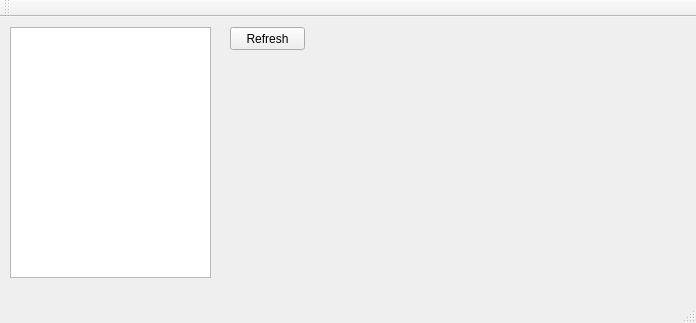
Old version of the form gui/mainwindow.ui in the repository quepas/BodyOfYours.
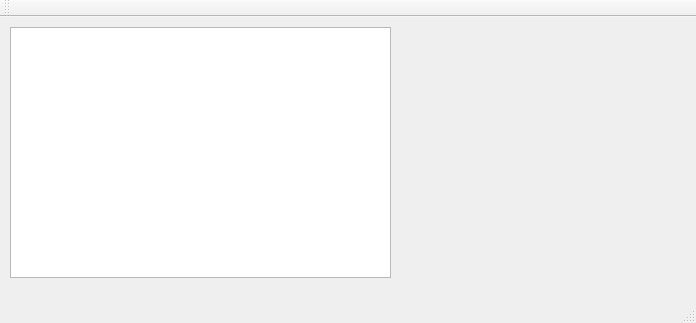
New version of the form.

Commit message: Adding scans content at application start, removing refresh button - no need for this.

```diff
--- a/gui/mainwindow.ui
+++ b/gui/mainwindow.ui
@@ -19,24 +19,11 @@
      <rect>
       <x>10</x>
       <y>10</y>
-      <width>201</width>
+      <width>381</width>
       <height>251</height>
      </rect>
     </property>
    </widget>
-   <widget class="QPushButton" name="refreshScansTreeButton">
-    <property name="geometry">
-     <rect>
-      <x>230</x>
-      <y>10</y>
-      <width>75</width>
-      <height>23</height>
-     </rect>
-    </property>
-    <property name="text">
-     <string>Refresh</string>
-    </property>
-   </widget>
   </widget>
   <widget class="QMenuBar" name="menuBar">
    <property name="geometry">
```
The commit also changes 2 other files.
